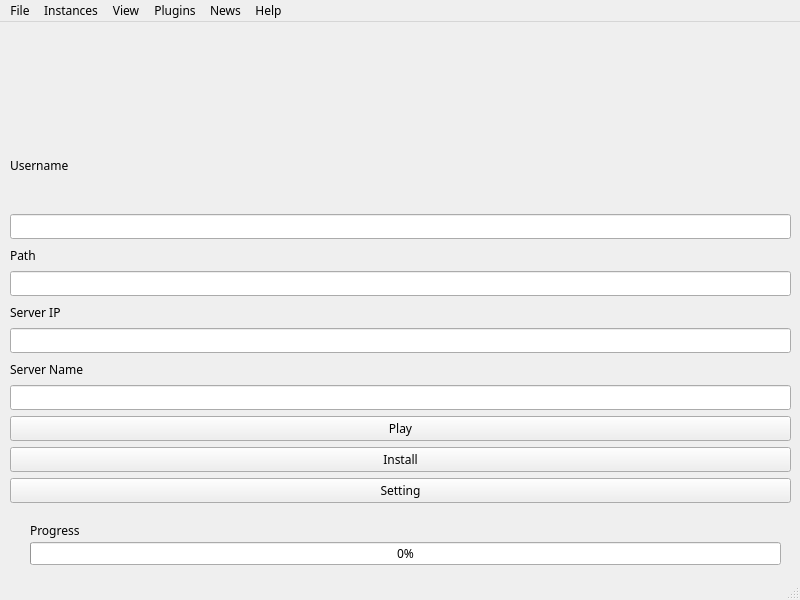
First picture: the form in src/form.ui, repository xgui4/LCE-Qt-Launcher, before the edit.
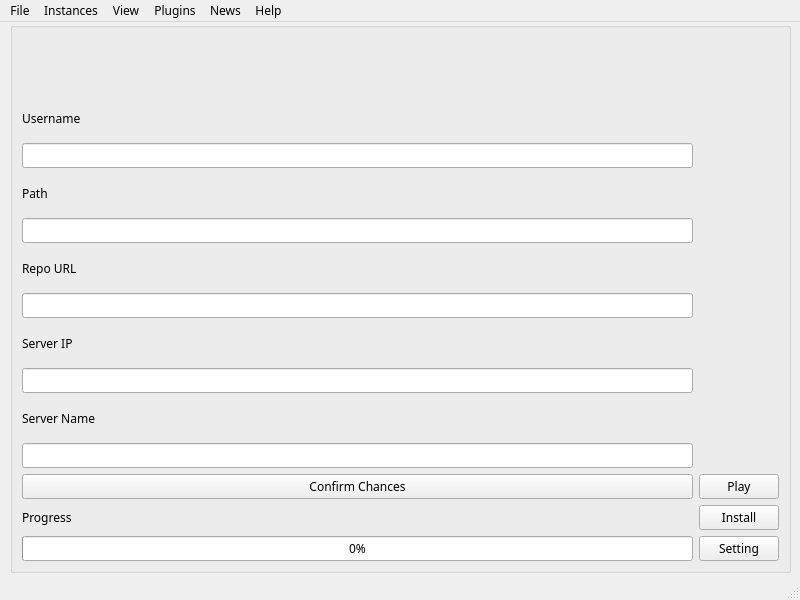
Second picture: the form after the edit. Icons and pictures are not drawn.

```diff
--- a/src/form.ui
+++ b/src/form.ui
@@ -34,94 +34,95 @@
    <property name="autoFillBackground">
     <bool>false</bool>
    </property>
-   <widget class="QWidget" name="verticalLayoutWidget">
+   <widget class="QGroupBox" name="verticalGroupBox">
     <property name="geometry">
      <rect>
       <x>10</x>
-      <y>100</y>
+      <y>0</y>
       <width>781</width>
-      <height>381</height>
+      <height>551</height>
      </rect>
     </property>
-    <layout class="QVBoxLayout" name="verticalLayout">
-     <item>
+    <layout class="QGridLayout" name="gridLayout">
+     <item row="11" column="0">
+      <widget class="QLineEdit" name="serverNameInputBox"/>
+     </item>
+     <item row="3" column="0">
+      <widget class="QLineEdit" name="usernameInputBox"/>
+     </item>
+     <item row="9" column="0">
+      <widget class="QLineEdit" name="serverIPInputBox"/>
+     </item>
+     <item row="2" column="0">
       <widget class="QLabel" name="usernameInputBoxLabel">
-       <property name="minimumSize">
-        <size>
-         <width>0</width>
-         <height>86</height>
-        </size>
+       <property name="sizePolicy">
+        <sizepolicy hsizetype="Minimum" vsizetype="Minimum">
+         <horstretch>0</horstretch>
+         <verstretch>0</verstretch>
+        </sizepolicy>
        </property>
        <property name="text">
         <string>Username</string>
        </property>
       </widget>
      </item>
-     <item>
-      <widget class="QLineEdit" name="usernameInputBox"/>
+     <item row="8" column="0">
+      <widget class="QLabel" name="serverIPInputBoxLabel">
+       <property name="text">
+        <string>Server IP</string>
+       </property>
+      </widget>
      </item>
-     <item>
+     <item row="4" column="0">
       <widget class="QLabel" name="pathInputBoxLabel">
        <property name="text">
         <string>Path</string>
        </property>
       </widget>
      </item>
-     <item>
+     <item row="7" column="0">
+      <widget class="QLineEdit" name="repoURLInputBox"/>
+     </item>
+     <item row="14" column="1">
+      <widget class="QPushButton" name="settingButton">
+       <property name="text">
+        <string>Setting</string>
+       </property>
+      </widget>
+     </item>
+     <item row="5" column="0">
       <widget class="QLineEdit" name="pathInputBox"/>
      </item>
-     <item>
-      <widget class="QLabel" name="serverIPInputBoxLabel">
-       <property name="text">
-        <string>Server IP</string>
-       </property>
-      </widget>
-     </item>
-     <item>
-      <widget class="QLineEdit" name="serverIPInputBox"/>
-     </item>
-     <item>
-      <widget class="QLabel" name="serverNameInputBoxLabel">
-       <property name="text">
-        <string>Server Name</string>
-       </property>
-      </widget>
-     </item>
-     <item>
-      <widget class="QLineEdit" name="serverNameInputBox"/>
-     </item>
-     <item>
-      <widget class="QPushButton" name="playButton">
-       <property name="text">
-        <string>Play</string>
-       </property>
-      </widget>
-     </item>
-     <item>
+     <item row="13" column="1">
       <widget class="QPushButton" name="installButton">
        <property name="text">
         <string>Install</string>
        </property>
       </widget>
      </item>
-     <item>
-      <widget class="QPushButton" name="settingButton">
+     <item row="13" column="0">
+      <widget class="QLabel" name="progressLabel">
        <property name="text">
-        <string>Setting</string>
+        <string>Progress</string>
        </property>
       </widget>
      </item>
-    </layout>
-   </widget>
+     <item row="10" column="0">
+      <widget class="QLabel" name="serverNameInputBoxLabel">
+       <property name="text">
+        <string>Server Name</string>
+       </property>
+      </widget>
+     </item>
+     <item row="6" column="0">
+      <widget class="QLabel" name="repoURKLabel">
+       <property name="text">
+        <string>Repo URL</string>
+       </property>
+      </widget>
+     </item>
+     <item row="14" column="0">
    <widget class="QProgressBar" name="progressBar">
-    <property name="geometry">
-     <rect>
-      <x>30</x>
-      <y>520</y>
-      <width>751</width>
-      <height>23</height>
-     </rect>
-    </property>
     <property name="accessibleName">
      <string>Installation Progress Bar</string>
     </property>
@@ -138,28 +139,9 @@
      <bool>false</bool>
     </property>
    </widget>
-   <widget class="QLabel" name="progressLabel">
-    <property name="geometry">
-     <rect>
-      <x>30</x>
-      <y>500</y>
-      <width>131</width>
-      <height>17</height>
-     </rect>
-    </property>
-    <property name="text">
-     <string>Progress</string>
-    </property>
-   </widget>
+     </item>
+     <item row="0" column="1">
    <widget class="QLabel" name="title">
-    <property name="geometry">
-     <rect>
-      <x>160</x>
-      <y>0</y>
-      <width>461</width>
-      <height>101</height>
-     </rect>
-    </property>
     <property name="minimumSize">
      <size>
       <width>50</width>
@@ -179,6 +161,23 @@
      <pixmap resource="../res.qrc">:/assets/minecraft_lce_titl;e.png</pixmap>
     </property>
    </widget>
+     </item>
+     <item row="12" column="0">
+      <widget class="QPushButton" name="confirmChangesButton">
+       <property name="text">
+        <string>Confirm Chances</string>
+       </property>
+      </widget>
+     </item>
+     <item row="12" column="1">
+      <widget class="QPushButton" name="playButton">
+       <property name="text">
+        <string>Play</string>
+       </property>
+      </widget>
+     </item>
+    </layout>
+   </widget>
   </widget>
   <widget class="QStatusBar" name="statusbar"/>
   <widget class="QMenuBar" name="menubar">
```
Left out of the diff: 65 changed lines with no effect on the pictures. Lines whose indentation alone changed are shown as unchanged.
